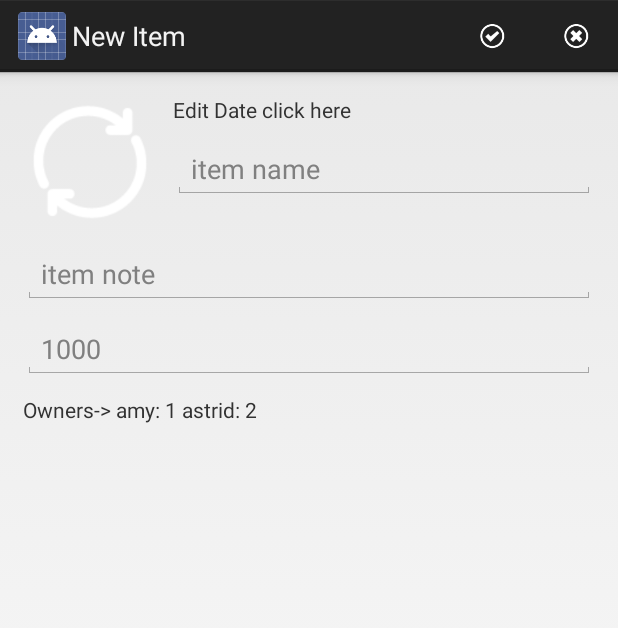
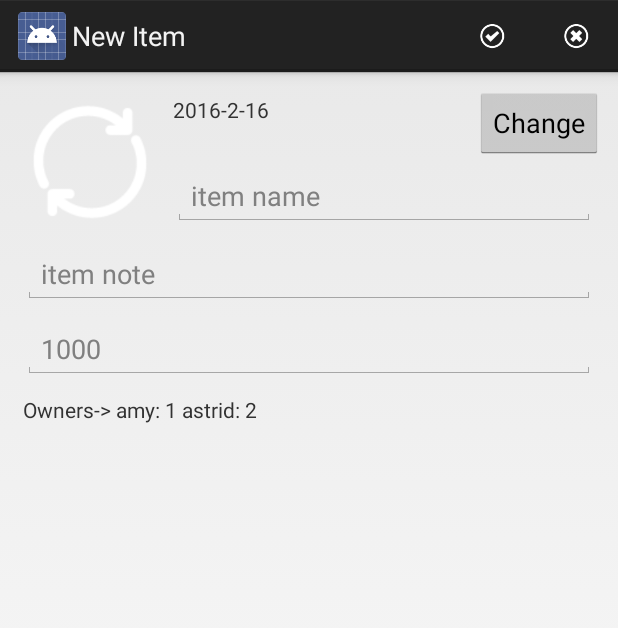
Before and after one commit to louisccc/TripalTripal, an Android app: the EditItemActivity screen opened directly, with no data from a screen before it, on a phone screen of 412 x 824 dp. Shown: the top 628 px of the screen. Run offline under Robolectric (Android 15) with nearby library versions, the phone set to English and light mode, and no system bars; libraries missing offline, so code that uses them is left out: junit.framework.

Commit message:
modify change time in edititem

```diff
--- a/app/src/main/java/com/example/louisccc/tripal/activity/EditItemActivity.java
+++ b/app/src/main/java/com/example/louisccc/tripal/activity/EditItemActivity.java
@@ -11,6 +11,7 @@ import android.view.Menu;
 import android.view.MenuInflater;
 import android.view.MenuItem;
 import android.view.View;
+import android.widget.Button;
 import android.widget.DatePicker;
 import android.widget.EditText;
 import android.widget.ImageView;
@@ -37,6 +38,7 @@ public class EditItemActivity extends Activity {
     ImageView mItemThumbnailImageView;
     ImageView mItemThumbnailCoverImageView;
     TextView mItemTimeStampTextView;
+    Button mItemTimeStampButton;
     TextView mItemLocationTextView;
     EditText mItemTripTextView;
     EditText mItemNoteTextView;
@@ -61,6 +63,8 @@ public class EditItemActivity extends Activity {
         mItemThumbnailCoverImageView = (ImageView) this.findViewById(R.id.item_edit_cover);
 
         mItemTimeStampTextView = (TextView) this.findViewById(R.id.item_edit_timestamp);
+        mItemTimeStampButton = (Button) this.findViewById(R.id.item_edit_timestamp_change);
+
         mItemTripTextView = (EditText) this.findViewById(R.id.item_edit_trip);
         mItemNoteTextView = (EditText) this.findViewById(R.id.item_edit_note);
         mItemAmountTextView = (EditText) this.findViewById(R.id.item_edit_amount);
@@ -81,7 +85,20 @@ public class EditItemActivity extends Activity {
         mItemTimeStampTextView.setOnClickListener(new View.OnClickListener() {
             @Override
             public void onClick(View v) {
-                showDatePickerDialog();
+
+            }
+        });
+
+        mItemTimeStampTextView.setText(DateHelper.getCalendarDay(0).get(Calendar.YEAR) + "-" +
+                                        (DateHelper.getCalendarDay(0).get(Calendar.MONTH) + 1) + "-" +
+                                        DateHelper.getCalendarDay(0).get(Calendar.DAY_OF_MONTH)
+        );
+        mItemTimeStampButton.setOnClickListener(new View.OnClickListener() {
+            @Override
+            public void onClick(View v) {
+                final Calendar c = Calendar.getInstance();
+                c.setTime( DateHelper.getDate(mItemTimeStampTextView.getText().toString()) );
+                showDatePickerDialog(c);
             }
         });
         mItemOwnerTextView.setOnClickListener(new View.OnClickListener() {
@@ -157,8 +174,7 @@ public class EditItemActivity extends Activity {
         return false;
     }
     private int mYear, mMonth, mDay;
-    public void showDatePickerDialog() {
-        final Calendar c = Calendar.getInstance();
+    public void showDatePickerDialog(Calendar c) {
         mYear = c.get(Calendar.YEAR);
         mMonth = c.get(Calendar.MONTH);
         mDay = c.get(Calendar.DAY_OF_MONTH);
--- a/app/src/main/res/layout/activity_edit_item.xml
+++ b/app/src/main/res/layout/activity_edit_item.xml
@@ -24,12 +24,18 @@
         android:id="@+id/item_edit_timestamp"
         android:layout_width="match_parent"
         android:layout_height="wrap_content"
-        android:layout_alignParentRight="true"
         android:layout_alignParentTop="true"
+        android:layout_alignBottom="@+id/item_edit_timestamp_change"
         android:layout_margin="5dp"
         android:layout_toRightOf="@+id/item_edit_thumbnail"
+        android:layout_toLeftOf="@+id/item_edit_timestamp_change"
         android:text="Edit Date click here" />
-
+    <Button
+        android:id="@+id/item_edit_timestamp_change"
+        android:layout_width="wrap_content"
+        android:layout_height="wrap_content"
+        android:layout_alignParentRight="true"
+        android:text="Change"/>
     <EditText
         android:id="@+id/item_edit_trip"
         android:layout_width="match_parent"
@@ -39,11 +45,16 @@
         android:layout_toRightOf="@+id/item_edit_thumbnail"
         android:hint="item name" />
 
+    <LinearLayout
+        android:layout_width="match_parent"
+        android:layout_height="match_parent"
+        android:layout_below="@+id/item_edit_thumbnail"
+        android:orientation="vertical">
+
         <EditText
             android:id="@+id/item_edit_note"
             android:layout_width="match_parent"
             android:layout_height="wrap_content"
-        android:layout_below="@+id/item_edit_thumbnail"
             android:layout_margin="5dp"
             android:hint="item note" />
 
@@ -51,17 +62,16 @@
             android:id="@+id/item_edit_amount"
             android:layout_width="match_parent"
             android:layout_height="wrap_content"
-        android:layout_below="@+id/item_edit_note"
             android:layout_margin="5dp"
-        android:inputType="numberSigned"
-        android:hint="1000" />
+            android:hint="1000"
+            android:inputType="numberSigned" />
 
         <TextView
             android:id="@+id/item_edit_owner"
             android:layout_width="match_parent"
             android:layout_height="wrap_content"
-        android:layout_below="@+id/item_edit_amount"
             android:layout_margin="5dp"
             android:text="Enter id of users" />
+    </LinearLayout>
 
 </RelativeLayout>
```
Lines whose indentation alone changed are shown as unchanged.
